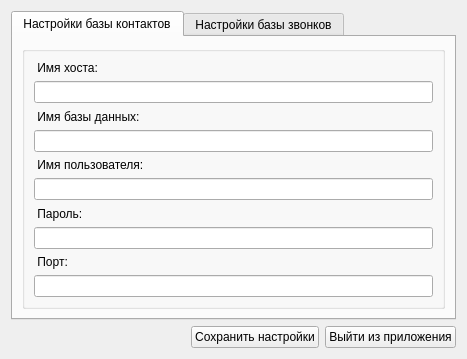
First picture: the form in src/DatabasesConnectDialog.ui, repository okostynchuk/Outcall, before the edit.
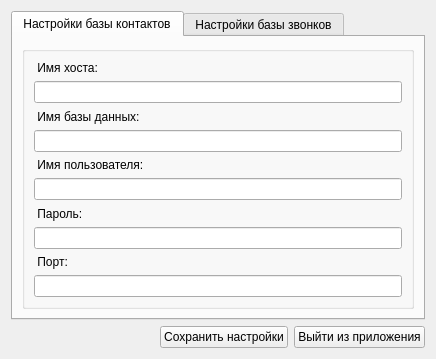
Second picture: the form after the edit. Icons and pictures are not drawn.

What changed in the file:
```diff
--- a/src/DatabasesConnectDialog.ui
+++ b/src/DatabasesConnectDialog.ui
@@ -6,8 +6,8 @@
    <rect>
     <x>0</x>
     <y>0</y>
-    <width>467</width>
-    <height>350</height>
+    <width>436</width>
+    <height>343</height>
    </rect>
   </property>
   <property name="maximumSize">
```
